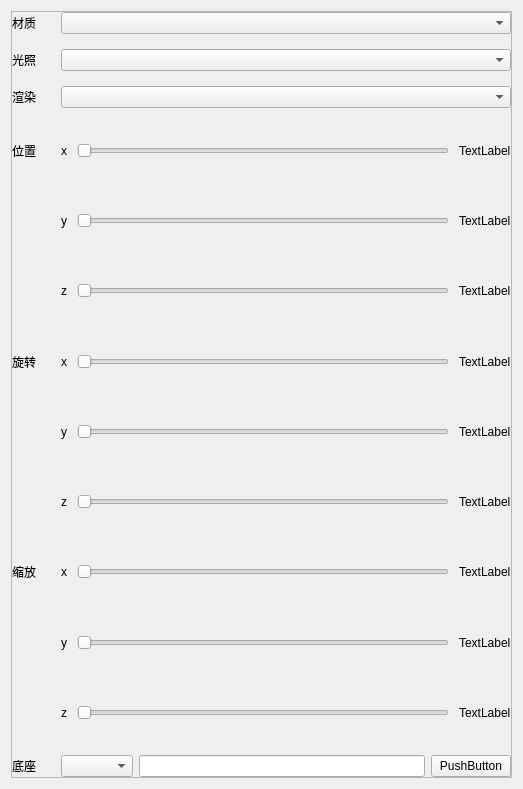
Old version of the form src/OpenglWidget/PropertyEditorWidget.ui in the repository heisai/OpenglModel.
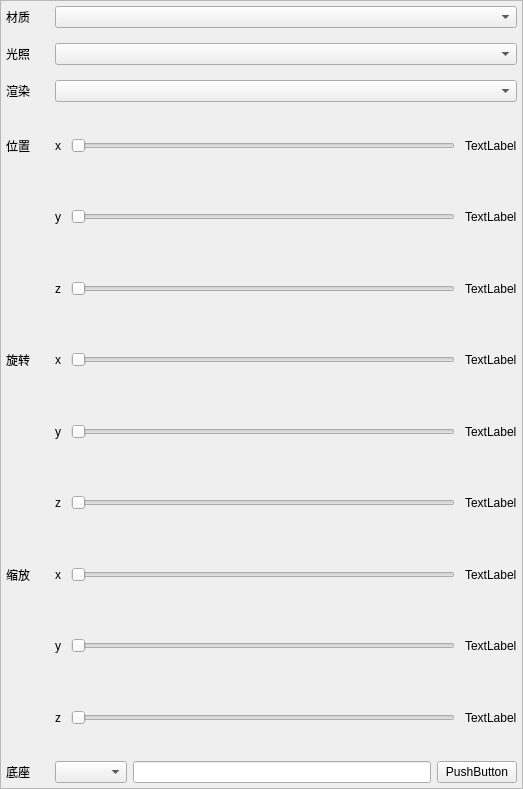
New version of the form.

Diff of the .ui file:
```diff
--- a/src/OpenglWidget/PropertyEditorWidget.ui
+++ b/src/OpenglWidget/PropertyEditorWidget.ui
@@ -14,6 +14,18 @@
    <string>PropertyEditorWidget</string>
   </property>
   <layout class="QHBoxLayout" name="horizontalLayout_12">
+   <property name="leftMargin">
+    <number>0</number>
+   </property>
+   <property name="topMargin">
+    <number>0</number>
+   </property>
+   <property name="rightMargin">
+    <number>0</number>
+   </property>
+   <property name="bottomMargin">
+    <number>0</number>
+   </property>
    <item>
     <widget class="QScrollArea" name="scrollArea">
      <property name="widgetResizable">
@@ -24,8 +36,8 @@
        <rect>
         <x>0</x>
         <y>0</y>
-        <width>503</width>
-        <height>769</height>
+        <width>521</width>
+        <height>787</height>
        </rect>
       </property>
       <layout class="QHBoxLayout" name="horizontalLayout_11">
@@ -33,16 +45,16 @@
         <number>0</number>
        </property>
        <property name="leftMargin">
-        <number>0</number>
+        <number>5</number>
        </property>
        <property name="topMargin">
-        <number>0</number>
+        <number>5</number>
        </property>
        <property name="rightMargin">
-        <number>0</number>
+        <number>5</number>
        </property>
        <property name="bottomMargin">
-        <number>0</number>
+        <number>5</number>
        </property>
        <item>
         <layout class="QGridLayout" name="gridLayout">
```
